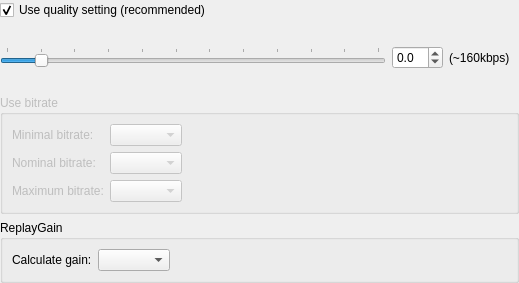
Before: the Qt Designer form formats/out_ogg_config.ui in flacon/flacon, drawn with Qt 5.
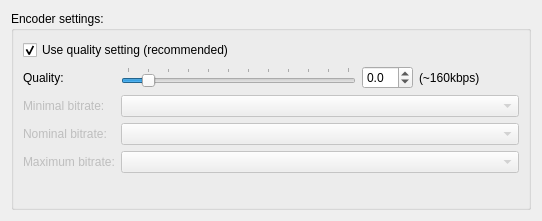
After: the same form once the commit is applied.

Commit message: Redesign OGG encoder settings

```diff
--- a/formats/out_ogg_config.ui
+++ b/formats/out_ogg_config.ui
@@ -6,26 +6,23 @@
    <rect>
     <x>0</x>
     <y>0</y>
-    <width>519</width>
-    <height>283</height>
+    <width>542</width>
+    <height>221</height>
    </rect>
   </property>
   <property name="windowTitle">
    <string>Ogg encoding configuration</string>
   </property>
+  <layout class="QVBoxLayout" name="verticalLayout_2">
+   <item>
+    <widget class="QGroupBox" name="groupBox">
+     <property name="title">
+      <string extracomment="Preferences dialog: group caption">Encoder settings:</string>
+     </property>
+     <property name="flat">
+      <bool>true</bool>
+     </property>
   <layout class="QVBoxLayout" name="verticalLayout">
-   <property name="leftMargin">
-    <number>0</number>
-   </property>
-   <property name="topMargin">
-    <number>0</number>
-   </property>
-   <property name="rightMargin">
-    <number>0</number>
-   </property>
-   <property name="bottomMargin">
-    <number>0</number>
-   </property>
    <item>
     <widget class="QCheckBox" name="oggUseQualityCheck">
      <property name="text">
@@ -37,6 +34,15 @@
     </widget>
    </item>
    <item>
+       <layout class="QFormLayout" name="formLayout">
+        <item row="0" column="0">
+         <widget class="QLabel" name="qualityLablel">
+          <property name="text">
+           <string extracomment="OGG preferences: label caption">Quality:</string>
+          </property>
+         </widget>
+        </item>
+        <item row="0" column="1">
     <layout class="QHBoxLayout" name="horizontalLayout_6">
      <item>
       <widget class="QSlider" name="oggQualitySlider">
@@ -46,6 +52,12 @@
          <verstretch>0</verstretch>
         </sizepolicy>
        </property>
+            <property name="minimumSize">
+             <size>
+              <width>200</width>
+              <height>0</height>
+             </size>
+            </property>
        <property name="minimum">
         <number>-10</number>
        </property>
@@ -74,6 +86,12 @@
      </item>
      <item>
       <widget class="QDoubleSpinBox" name="oggQualitySpin">
+            <property name="minimumSize">
+             <size>
+              <width>50</width>
+              <height>0</height>
+             </size>
+            </property>
        <property name="decimals">
         <number>1</number>
        </property>
@@ -92,7 +110,7 @@
       <widget class="QLabel" name="oggQualityLabel">
        <property name="minimumSize">
         <size>
-         <width>70</width>
+              <width>100</width>
          <height>0</height>
         </size>
        </property>
@@ -109,19 +127,7 @@
      </item>
     </layout>
    </item>
-   <item>
-    <widget class="QGroupBox" name="oggBitrateGroup">
-     <property name="enabled">
-      <bool>false</bool>
-     </property>
-     <property name="title">
-      <string>Use bitrate</string>
-     </property>
-     <property name="checkable">
-      <bool>false</bool>
-     </property>
-     <layout class="QGridLayout" name="formLayout_3">
-      <item row="0" column="0">
+        <item row="1" column="0">
        <widget class="QLabel" name="label_2">
         <property name="enabled">
          <bool>false</bool>
@@ -134,7 +140,7 @@
         </property>
        </widget>
       </item>
-      <item row="0" column="1">
+        <item row="1" column="1">
        <widget class="QComboBox" name="oggMinBitrateCbx">
         <property name="enabled">
          <bool>false</bool>
@@ -144,7 +150,7 @@
         </property>
        </widget>
       </item>
-      <item row="1" column="0">
+        <item row="2" column="0">
        <widget class="QLabel" name="label_3">
         <property name="enabled">
          <bool>false</bool>
@@ -157,7 +163,7 @@
         </property>
        </widget>
       </item>
-      <item row="1" column="1">
+        <item row="2" column="1">
        <widget class="QComboBox" name="oggNormBitrateCbx">
         <property name="enabled">
          <bool>false</bool>
@@ -167,7 +173,7 @@
         </property>
        </widget>
       </item>
-      <item row="2" column="0">
+        <item row="3" column="0">
        <widget class="QLabel" name="label_4">
         <property name="enabled">
          <bool>false</bool>
@@ -180,7 +186,7 @@
         </property>
        </widget>
       </item>
-      <item row="2" column="1">
+        <item row="3" column="1">
        <widget class="QComboBox" name="oggMaxBitrateCbx">
         <property name="enabled">
          <bool>false</bool>
@@ -190,56 +196,6 @@
         </property>
        </widget>
       </item>
-      <item row="1" column="2">
-       <spacer name="horizontalSpacer_5">
-        <property name="orientation">
-         <enum>Qt::Horizontal</enum>
-        </property>
-        <property name="sizeHint" stdset="0">
-         <size>
-          <width>40</width>
-          <height>20</height>
-         </size>
-        </property>
-       </spacer>
-      </item>
-     </layout>
-    </widget>
-   </item>
-   <item>
-    <widget class="QGroupBox" name="oggGainGroup">
-     <property name="title">
-      <string>ReplayGain</string>
-     </property>
-     <layout class="QVBoxLayout" name="verticalLayout_3">
-      <item>
-       <layout class="QGridLayout" name="formLayout_2">
-        <item row="0" column="0">
-         <widget class="QLabel" name="oggGainLabel">
-          <property name="text">
-           <string>Calculate gain:</string>
-          </property>
-          <property name="buddy">
-           <cstring>oggGainCbx</cstring>
-          </property>
-         </widget>
-        </item>
-        <item row="0" column="1">
-         <widget class="QComboBox" name="oggGainCbx"/>
-        </item>
-        <item row="0" column="2">
-         <spacer name="horizontalSpacer_6">
-          <property name="orientation">
-           <enum>Qt::Horizontal</enum>
-          </property>
-          <property name="sizeHint" stdset="0">
-           <size>
-            <width>40</width>
-            <height>20</height>
-           </size>
-          </property>
-         </spacer>
-        </item>
        </layout>
       </item>
      </layout>
```
Left out of the diff: 36 changed lines with no effect on the pictures. Lines whose indentation alone changed are shown as unchanged. The commit also changes 1 other file.
